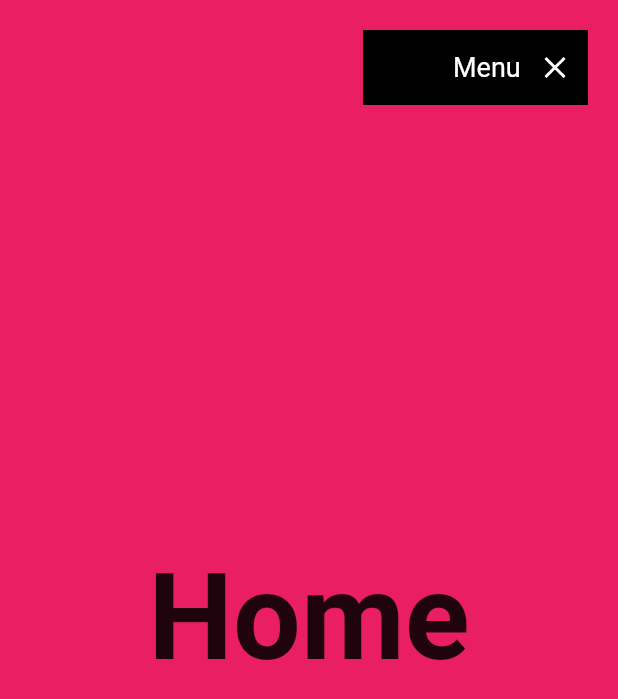
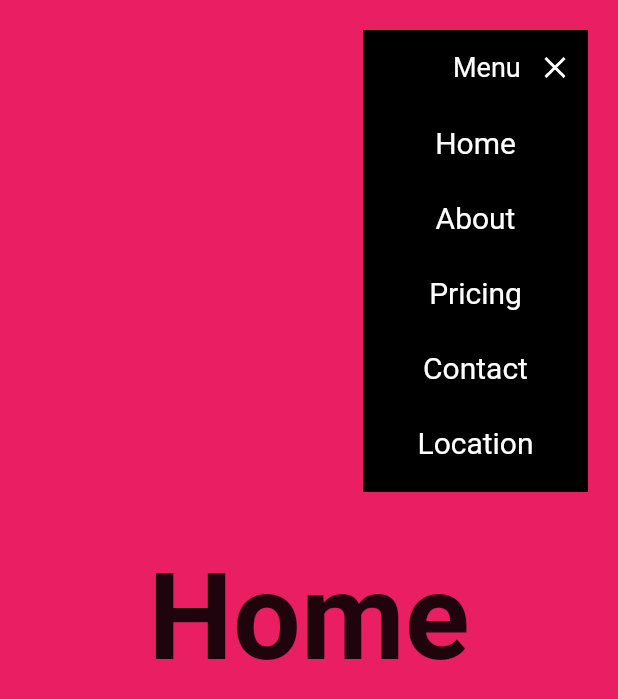
Before and after one commit to elfgodd/Flutter-Web-Bootcamp, a Flutter app: the screen it shows after launch, after a tap on "Menu", on a phone screen of 412 x 824 dp. Shown: the top 699 px of the screen. Run offline on Flutter 3.47's test engine with Material 2 defaults, Android fonts, the phone set to English and light mode, and no system bars; our stand-ins replace fluro, get_it, google_fonts.

Commit message:
Opciones del menú

```diff
--- a/02-vertical_landing_page/lib/ui/shared/custom_app_menu.dart
+++ b/02-vertical_landing_page/lib/ui/shared/custom_app_menu.dart
@@ -1,5 +1,6 @@
 import 'package:flutter/material.dart';
 import 'package:google_fonts/google_fonts.dart';
+import 'package:vertical_landing_page/ui/shared/custom_menu_item.dart';
 
 class CustomAppMenu extends StatefulWidget {
   const CustomAppMenu({Key? key}) : super(key: key);
@@ -8,8 +9,8 @@ class CustomAppMenu extends StatefulWidget {
   State<CustomAppMenu> createState() => _CustomAppMenuState();
 }
 
-class _CustomAppMenuState extends State<CustomAppMenu> with SingleTickerProviderStateMixin {
-
+class _CustomAppMenuState extends State<CustomAppMenu>
+    with SingleTickerProviderStateMixin {
   bool isOpen = false;
   late AnimationController? controller;
 
@@ -18,10 +19,8 @@ class _CustomAppMenuState extends State<CustomAppMenu> with SingleTickerProvider
     // TODO: implement initState
     super.initState();
 
-    controller = AnimationController(
-      vsync: this,
-      duration: Duration( milliseconds: 200)
-      );
+    controller =
+        AnimationController(vsync: this, duration: Duration(milliseconds: 200));
   }
 
   @override
@@ -33,7 +32,7 @@ class _CustomAppMenuState extends State<CustomAppMenu> with SingleTickerProvider
         //   print('click');
         // },
         onTap: () {
-          if ( isOpen ) {
+          if (isOpen) {
             controller!.reverse();
           } else {
             controller!.forward();
@@ -45,8 +44,44 @@ class _CustomAppMenuState extends State<CustomAppMenu> with SingleTickerProvider
         child: Container(
           padding: EdgeInsets.symmetric(horizontal: 10),
           width: 150,
+          height: isOpen ? 308 : 50,
+          color: Colors.black,
+          child: Column(
+            children: [
+              _MenuTitle(isOpen: isOpen, controller: controller),
+              if ( isOpen )
+              ...[
+                CustomMenuItem(text: 'Home', onPressed: () {}),
+                CustomMenuItem(text: 'About', onPressed: () {}),
+                CustomMenuItem(text: 'Pricing', onPressed: () {}),
+                CustomMenuItem(text: 'Contact', onPressed: () {}),
+                CustomMenuItem(text: 'Location', onPressed: () {}),
+                SizedBox(height: 8),
+              ]
+
+            ],
+          ),
+        ),
+      ),
+    );
+  }
+}
+
+class _MenuTitle extends StatelessWidget {
+  const _MenuTitle({
+    Key? key,
+    required this.isOpen,
+    required this.controller,
+  }) : super(key: key);
+
+  final bool isOpen;
+  final AnimationController? controller;
+
+  @override
+  Widget build(BuildContext context) {
+    return Container(
+      width: 150,
       height: 50,
-            color: Colors.black,
       child: Row(
         children: [
           AnimatedContainer(
@@ -66,7 +101,6 @@ class _CustomAppMenuState extends State<CustomAppMenu> with SingleTickerProvider
               progress: controller!,
               color: Colors.white),
         ],
-            )),
       ),
     );
   }
--- /dev/null
+++ b/02-vertical_landing_page/lib/ui/shared/custom_menu_item.dart
@@ -0,0 +1,43 @@
+import 'package:flutter/material.dart';
+import 'package:google_fonts/google_fonts.dart';
+
+class CustomMenuItem extends StatefulWidget {
+  final String text;
+  final Function onPressed;
+
+  const CustomMenuItem({Key? key, required this.text, required this.onPressed})
+      : super(key: key);
+
+  @override
+  State<CustomMenuItem> createState() => _CustomMenuItemState();
+}
+
+class _CustomMenuItemState extends State<CustomMenuItem> {
+  bool isHover = false;
+
+  @override
+  Widget build(BuildContext context) {
+    return MouseRegion(
+      onEnter: ( _ ) => setState(() => isHover = true),
+      onExit: ( _ ) => setState(() => isHover = false),
+      child: GestureDetector(
+        onTap: () => widget.onPressed(),
+        child: AnimatedContainer(
+          duration: Duration(milliseconds: 300),
+          width: 150,
+          height: 50,
+          color: isHover ? Colors.pinkAccent : Colors.black,
+          child: Center(
+            child: Text(
+              widget.text,
+              style: GoogleFonts.roboto(
+                fontSize: 20,
+                color: Colors.white,
+              ),
+            ),
+          ),
+        ),
+      )
+    );
+  }
+}
```
Lines whose indentation alone changed are shown as unchanged.
